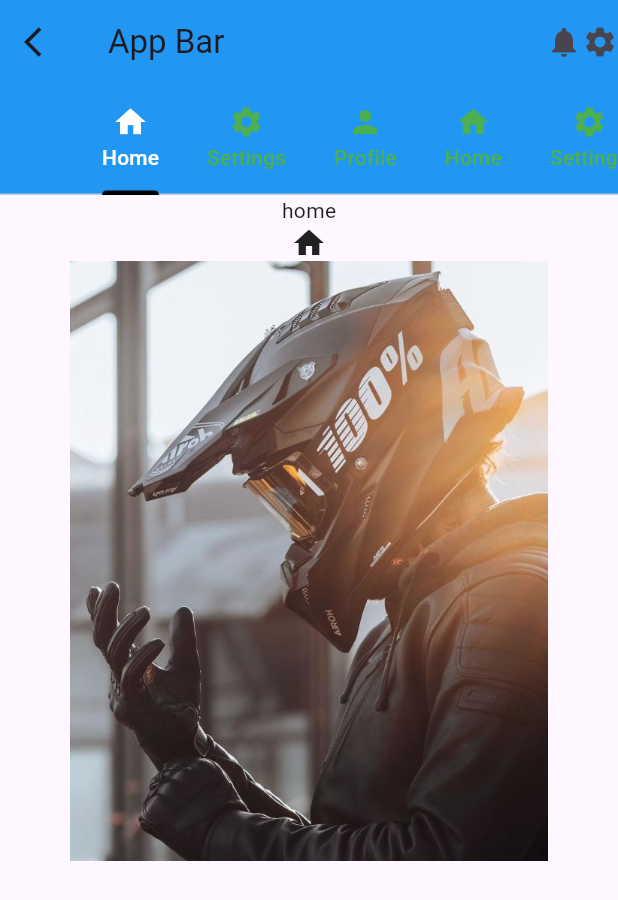
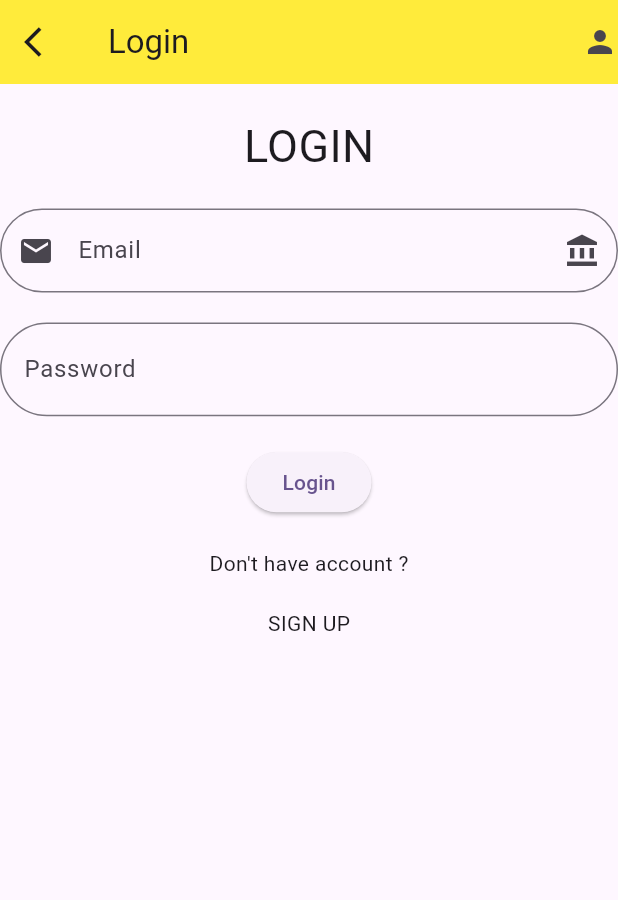
Before and after one commit to AbRehman536/Flutter_sec_2, a Flutter app: the screen it shows after launch, on a phone screen of 412 x 824 dp. Shown: the top 900 px of the screen. Run offline on Flutter 3.47's test engine with Material 3 defaults, Android fonts, the phone set to English and light mode, and no system bars; our stand-ins replace smooth_page_indicator.

Commit message:
Dialog Box done

```diff
--- /dev/null
+++ b/lib/dialogbox_demo.dart
@@ -0,0 +1,84 @@
+import 'package:flutter/material.dart';
+import 'package:flutter_sec_2/listtile_demo.dart';
+
+class DialogBoxDemo extends StatefulWidget {
+  const DialogBoxDemo({super.key});
+
+  @override
+  State<DialogBoxDemo> createState() => _DialogBoxDemoState();
+}
+
+class _DialogBoxDemoState extends State<DialogBoxDemo> {
+  TextEditingController emailController = TextEditingController();
+  TextEditingController passwordController = TextEditingController();
+  @override
+  Widget build(BuildContext context) {
+    return Scaffold(
+      appBar: AppBar(
+          backgroundColor: Colors.yellow,
+          leading: Icon(Icons.arrow_back_ios),
+          title: Text("Login"),
+          actions: [
+            Icon(Icons.person),
+          ]
+      ),
+      body: Column(children: [
+        SizedBox(height: 20,),
+        Text("LOGIN",style: TextStyle(fontSize: 30),),
+        SizedBox(height: 20,),
+        TextField(
+          controller: emailController,
+          decoration: InputDecoration(
+              label: Text("Email"),
+              hintText: 'abdullah@gmail.com',
+              prefixIcon: Icon(Icons.email),
+              suffixIcon: Icon(Icons.account_balance),
+              border: OutlineInputBorder(
+                borderRadius: BorderRadius.circular(40),
+                borderSide: BorderSide(width: 2),
+              )
+
+          ),
+        ),
+        SizedBox(height: 20,),
+        TextField(
+          controller: passwordController,
+          decoration: InputDecoration(
+              label: Text("Password"),
+              hintText: '123456789',
+              prefix: Icon(Icons.lock),
+              suffix: Icon(Icons.visibility),
+              border: OutlineInputBorder(
+                borderRadius: BorderRadius.circular(40),
+                borderSide: BorderSide(width: 2),
+              )
+          ),
+        ),
+        SizedBox(height: 20,),
+        ElevatedButton(onPressed: (){
+          showDialog(
+            barrierDismissible: false,
+              context: context,
+              builder: (BuildContext context) {
+                return AlertDialog(
+                  title: Text("Thank You!"),
+                  content: Text("Login Successfull"),
+                  actions: [
+                    TextButton(onPressed: (){
+                      Navigator.pop(context);
+                    }, child: Text("No")),
+                    TextButton(onPressed: (){
+                      Navigator.push(context, MaterialPageRoute(builder: (context)=>ListTileDemo()));
+                    }, child: Text("Yes")),
+                  ],
+                );
+              });
+        }, child: Text("Login")),
+        SizedBox(height: 20,),
+        Text("Don't have account ?"),
+        SizedBox(height: 20,),
+        Text("SIGN UP"),
+      ],),
+    );
+  }
+}
--- a/lib/main.dart
+++ b/lib/main.dart
@@ -1,6 +1,7 @@
 import 'package:flutter/material.dart';
 import 'package:flutter_sec_2/assets_image.dart';
 import 'package:flutter_sec_2/bottom_bar_demo.dart';
+import 'package:flutter_sec_2/dialogbox_demo.dart';
 import 'package:flutter_sec_2/fab.dart';
 import 'package:flutter_sec_2/gridview_demo.dart';
 import 'package:flutter_sec_2/listtile_demo.dart';
@@ -46,7 +47,7 @@ class MyApp extends StatelessWidget {
         colorScheme: ColorScheme.fromSeed(seedColor: Colors.deepPurple),
         useMaterial3: true,
       ),
-      home: TabBarDemo(),
+      home: DialogBoxDemo(),
     );
   }
 }
```
